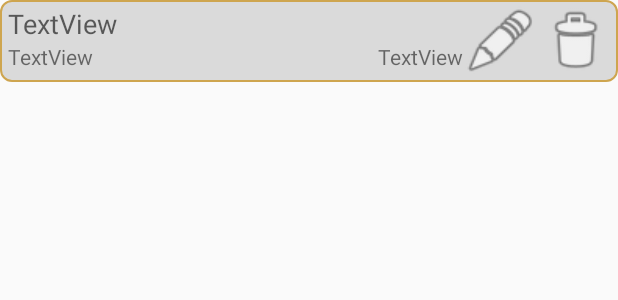
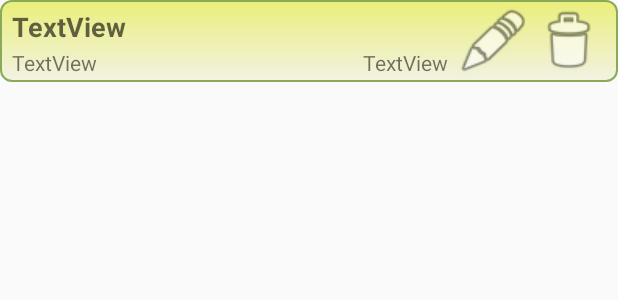
Before and after one commit to greenorca/ShareAndCare2024, an Android app: the layout share_item_view.xml on its own in the app's theme, with its tools: preview values and no code run, on a phone screen of 412 x 824 dp. Shown: the top 300 px of the screen. Run offline under Robolectric (Android 15) with nearby library versions, the phone set to English and light mode, and no system bars.

Commit message:
ui design updated

```diff
--- a/app/src/main/java/com/greenorca/shareandcare2024/FirebaseShareViewAdapter.java
+++ b/app/src/main/java/com/greenorca/shareandcare2024/FirebaseShareViewAdapter.java
@@ -90,7 +90,7 @@ public class FirebaseShareViewAdapter extends RecyclerView.Adapter<FirebaseShare
         // create a new view
         View view = LayoutInflater.from(parent.getContext())
                 .inflate(R.layout.share_item_view, parent, false);
-
+        view.setElevation(10);
         ShareViewHolder vh = new ShareViewHolder(view);
         this.parent = parent;
         return vh;
@@ -128,7 +128,7 @@ public class FirebaseShareViewAdapter extends RecyclerView.Adapter<FirebaseShare
         FirebaseShare removeShare = sharedItems.get(position);
         new AlertDialog.Builder(parent.getContext())
             .setTitle("Vorsicht")
-            .setMessage("Soll dieser EIntrag unwiederbringlich gelöscht werden?")
+            .setMessage("Soll dieser Eintrag unwiederbringlich gelöscht werden?")
             .setIcon(android.R.drawable.ic_dialog_alert)
             .setPositiveButton(android.R.string.yes, new DialogInterface.OnClickListener() {
                 public void onClick(DialogInterface dialog, int whichButton) {
--- a/app/src/main/res/drawable/borderframe.xml
+++ b/app/src/main/res/drawable/borderframe.xml
@@ -1,7 +1,12 @@
 <?xml version="1.0" encoding="utf-8"?>
 <shape xmlns:android="http://schemas.android.com/apk/res/android" android:shape="rectangle">
-    <solid android:color="#dadada" />
-    <stroke android:width="1dip" android:color="#cea54f"/>
+    <!--solid android:color="#dadada" /-->
+    <gradient
+        android:angle="90"
+        android:startColor="#f2f2e3    "
+        android:endColor="#eaef7a"
+        android:type="linear" />
+    <stroke android:width="1dip" android:color="#8aaa5a" old="#de854f"/>
     <corners android:bottomRightRadius="7dp"
         android:bottomLeftRadius="7dp"
         android:topLeftRadius="7dp"
--- a/app/src/main/res/layout/activity_main.xml
+++ b/app/src/main/res/layout/activity_main.xml
@@ -21,6 +21,7 @@
         android:layout_height="0dp"
         android:layout_marginStart="1dp"
         android:layout_marginEnd="1dp"
-        android:layout_weight="1" />
+        android:layout_weight="1"
+        android:padding="4dp"/>
 
 </LinearLayout>
--- a/app/src/main/res/layout/share_item_view.xml
+++ b/app/src/main/res/layout/share_item_view.xml
@@ -4,19 +4,23 @@
     xmlns:tools="http://schemas.android.com/tools"
     android:layout_width="match_parent"
     android:layout_height="wrap_content"
-    android:layout_marginBottom="2dp"
+    android:layout_marginBottom="6dp"
     android:background="@drawable/borderframe"
     android:clickable="true"
     android:contextClickable="false"
     android:focusable="true"
     android:padding="3dp"
-    android:paddingStart="5dp">
+    android:paddingStart="8dp"
+    android:paddingEnd="8dp"
+    app:layout_marginBaseline="6dp">
 
     <LinearLayout
         android:layout_width="wrap_content"
         android:layout_height="wrap_content"
         android:layout_weight="1"
-        android:orientation="vertical">
+        android:orientation="vertical"
+        android:outlineAmbientShadowColor="#F57F17"
+        android:paddingEnd="5dp">
 
         <TextView
             android:id="@+id/shareTitle"
@@ -24,8 +28,12 @@
             android:layout_height="wrap_content"
             android:clickable="true"
             android:linksClickable="true"
+            android:paddingTop="2dp"
+            android:paddingBottom="2dp"
             android:text="TextView"
-            android:textAppearance="@style/TextAppearance.AppCompat.Medium" />
+            android:textAppearance="@style/TextAppearance.AppCompat.Medium"
+            android:textColorLink="#33691E"
+            android:textStyle="bold" />
 
         <LinearLayout
             android:layout_width="match_parent"
@@ -53,13 +61,15 @@
         android:id="@+id/btnEdit"
         android:layout_width="50dp"
         android:layout_height="wrap_content"
-        android:background="@android:drawable/ic_menu_edit" />
+        android:background="@android:drawable/ic_menu_edit"
+        android:gravity="center_horizontal" />
 
     <Button
         android:id="@+id/btnDelete"
         android:layout_width="50dp"
         android:layout_height="wrap_content"
         android:background="@android:drawable/ic_menu_delete"
+        android:gravity="center_horizontal"
         android:minWidth="50dp"
         android:textAppearance="@style/TextAppearance.AppCompat.Medium"
         android:textColor="@android:color/holo_orange_light"
```
Also changed, not shown: app/src/main/res/drawable/shadow.xml (added, +10 -0 lines).
